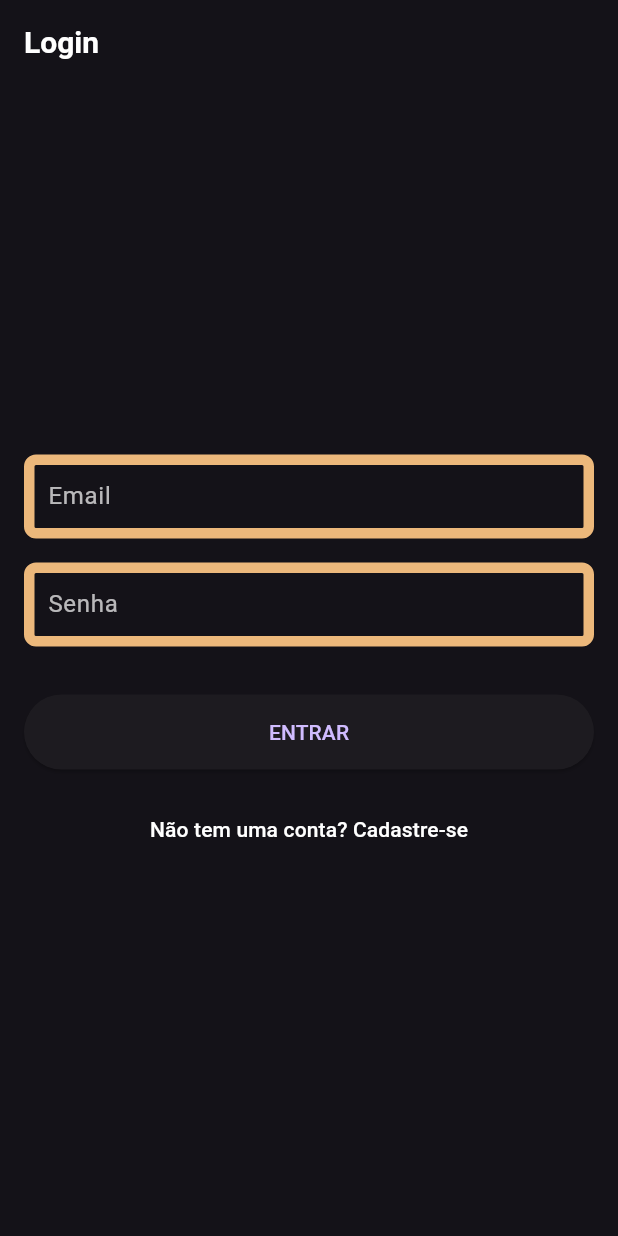
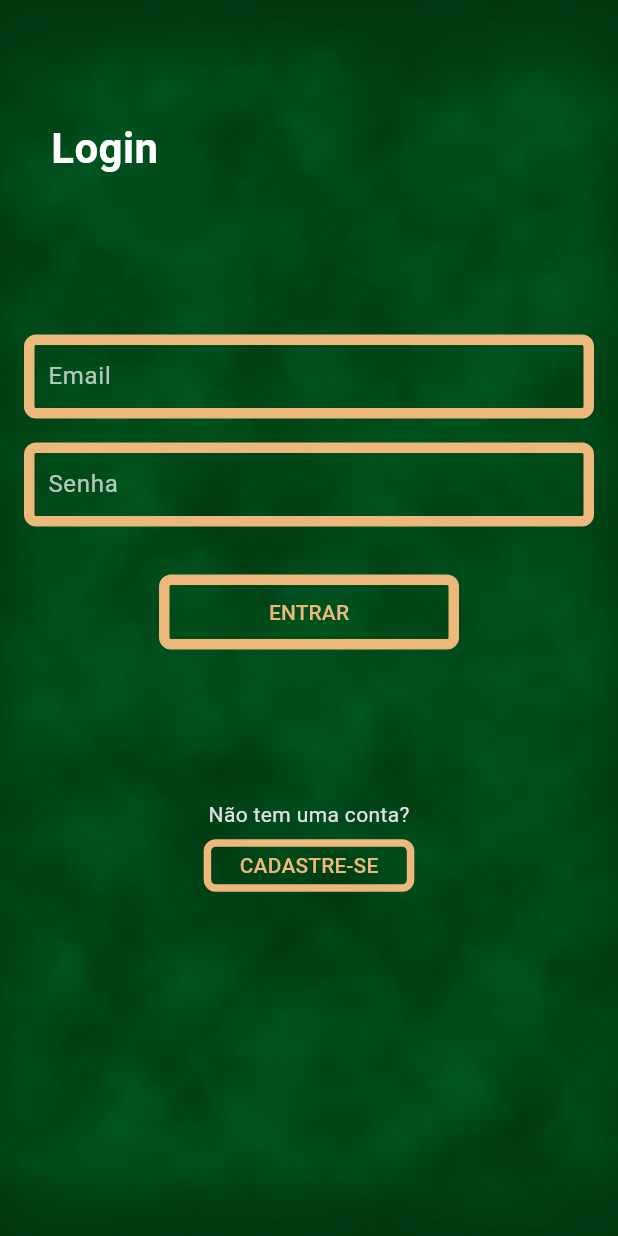
Before and after one commit to Samuelribeiro99/the-championship-manager, a Flutter app: the screen it shows after launch, on a phone screen of 412 x 824 dp. Run offline on Flutter 3.47's test engine with Material 3 defaults, Android fonts, the light colour scheme and no system bars; our stand-ins replace firebase_auth, firebase_core; accounts and stored records are empty.

Commit message:
<FEAT>[Ajustando tela de login para utilizar estilos padrões definidos]
Agora a tela de login está praticamente pronta

```diff
--- a/app/lib/tela_login.dart
+++ b/app/lib/tela_login.dart
@@ -1,6 +1,8 @@
 import 'package:flutter/material.dart';
 import 'package:firebase_auth/firebase_auth.dart';
 import 'tela_cadastro.dart'; // Importa a tela de cadastro para navegação
+import 'package:app/widgets/background_scaffold.dart';
+import 'package:app/theme/app_colors.dart';
 
 class TelaLogin extends StatefulWidget {
   const TelaLogin({super.key});
@@ -55,38 +57,82 @@ class _TelaLoginState extends State<TelaLogin> {
 
   @override
   Widget build(BuildContext context) {
-    return Scaffold(
-      appBar: AppBar(title: const Text('Login')),
-      body: Padding(
+    // Agora não passamos mais uma AppBar para o nosso layout de fundo
+    return BackgroundScaffold(
+      body: Stack(
+        children: [
+          // --- ITEM 1: O CONTEÚDO PRINCIPAL (CAMPOS E BOTÕES) ---
+          // Colocamos o conteúdo principal dentro de um SafeArea para evitar
+          // que ele fique atrás da barra de status do celular.
+          SafeArea(
+            child: Padding(
               padding: const EdgeInsets.all(16.0),
               child: Column(
                 mainAxisAlignment: MainAxisAlignment.center,
                 children: [
+                  // Seus TextFields e Botões continuam aqui
                   TextField(
                     controller: _emailController,
-              decoration: const InputDecoration(labelText: 'Email', border: OutlineInputBorder()),
+                    decoration: const InputDecoration(labelText: 'Email'),
                     keyboardType: TextInputType.emailAddress,
                   ),
                   const SizedBox(height: 16),
                   TextField(
                     controller: _passwordController,
-              decoration: const InputDecoration(labelText: 'Senha', border: OutlineInputBorder()),
+                    decoration: const InputDecoration(labelText: 'Senha'),
                     obscureText: true,
                   ),
                   const SizedBox(height: 32),
-            ElevatedButton(
+                  Center(
+                    child: OutlinedButton(
                       onPressed: _loading ? null : _login,
-              style: ElevatedButton.styleFrom(minimumSize: const Size.fromHeight(50)),
-              child: _loading ? const CircularProgressIndicator(color: Colors.white) : const Text('ENTRAR'),
+                      style: OutlinedButton.styleFrom().copyWith(
+                        minimumSize: MaterialStateProperty.all(const Size(200, 50)),
                       ),
-            const SizedBox(height: 16),
-            TextButton(
+                      child: _loading
+                          ? CircularProgressIndicator(color: AppColors.borderYellow)
+                          : const Text('ENTRAR'),
+                    ),
+                  ),
+                  const SizedBox(height: 100),
+                  const Text('Não tem uma conta?'),
+                  OutlinedButton(
                     onPressed: _irParaTelaCadastro,
-              child: const Text('Não tem uma conta? Cadastre-se'),
+                    style: OutlinedButton.styleFrom().copyWith(
+                      // Define um tamanho fixo menor
+                      minimumSize: WidgetStateProperty.all(const Size(100, 35)),
+                      // Talvez uma borda um pouco mais fina para ser mais sutil
+                      side: WidgetStateProperty.all(
+                        const BorderSide(
+                          width: 5.0,
+                          color: AppColors.borderYellow,
+                        ),
+                      ),
+                    ),
+                    child: const Text('CADASTRE-SE'),
                   ),
                 ],
               ),
             ),
+          ),
+
+          // --- ITEM 2: O TÍTULO "LOGIN" POSICIONADO LIVREMENTE ---
+          // O Align nos permite posicionar seu filho dentro do Stack.
+          Align(
+            // Alignment(x, y): x=-1.0 (esquerda), x=1.0 (direita)
+            //                  y=-1.0 (topo),    y=1.0 (fundo)
+            alignment: const Alignment(-0.8, -0.8), // Centralizado horizontalmente, um pouco abaixo do topo
+            child: const Text(
+              'Login',
+              style: TextStyle(
+                color: Colors.white,
+                fontSize: 28,
+                fontWeight: FontWeight.bold,
+              ),
+            ),
+          ),
+        ],
+      ),
     );
   }
 }
```
Lines whose indentation alone changed are shown as unchanged.
